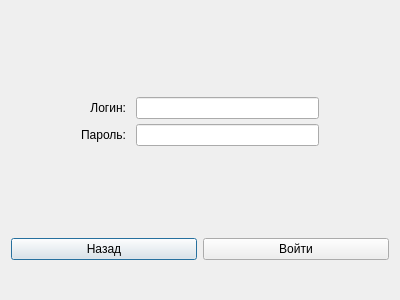
Qt form courseProject/login_form.ui (coderDreamer/courseProject) before a commit.
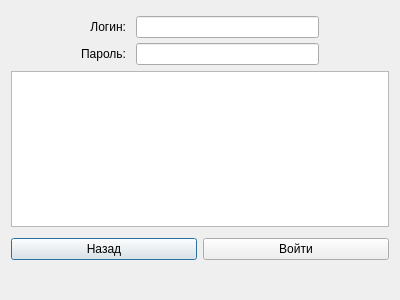
The same form after that commit.

```diff
--- a/courseProject/login_form.ui
+++ b/courseProject/login_form.ui
@@ -78,6 +78,9 @@
      </item>
     </layout>
    </item>
+   <item>
+    <widget class="QTextEdit" name="textEdit"/>
+   </item>
    <item>
     <spacer name="verticalSpacer">
      <property name="orientation">
```
